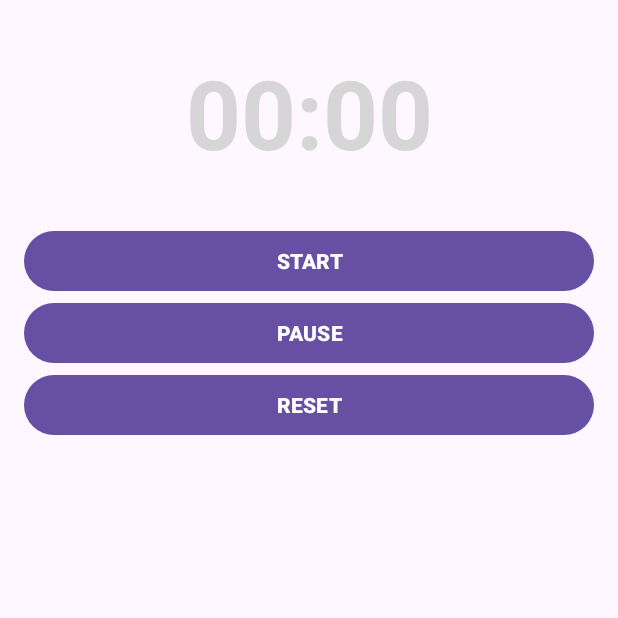
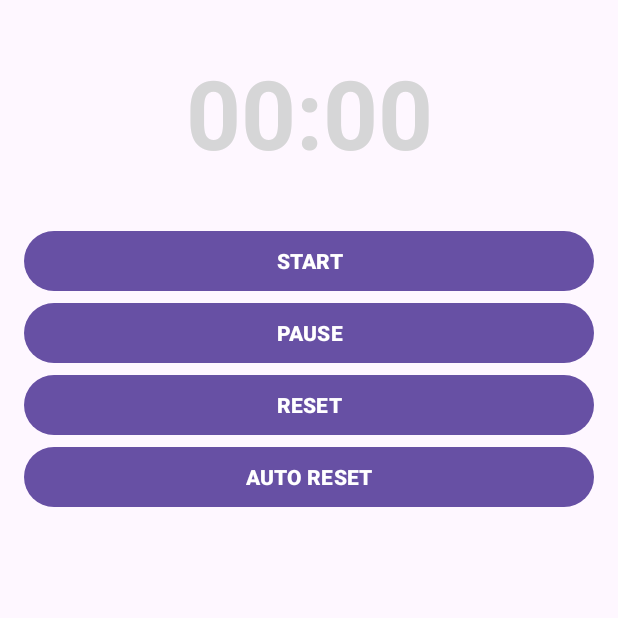
Before and after one commit to Vampirish/timer_android, an Android app: the TimerActivity screen opened directly, with no data from a screen before it, after a tap on "START", on a phone screen of 412 x 824 dp, the top half of it. Run offline under Robolectric (Android 15) with nearby library versions, the phone set to English and light mode, and no system bars.

Commit message:
added autoReset button

```diff
--- a/app/src/main/java/com/kehes/timer/TimerActivity.kt
+++ b/app/src/main/java/com/kehes/timer/TimerActivity.kt
@@ -13,6 +13,7 @@ class TimerActivity : AppCompatActivity() {
     private val countDownInterval: Long = 1000
     private var running: Boolean = false
     private var onPause: Boolean = true
+    private var autoReset: Boolean = false
     private var timeToEnd : Long = 0
 
     override fun onCreate(savedInstanceState: Bundle?) {
@@ -37,6 +38,9 @@ class TimerActivity : AppCompatActivity() {
             resetBtn.setOnClickListener {
                 resetClick()
             }
+            autoResetBtn.setOnClickListener {
+                autoResetClick()
+            }
         }
     }
 
@@ -55,6 +59,11 @@ class TimerActivity : AppCompatActivity() {
 
             override fun onFinish() {
                 binding.timeView.text = "00:00"
+                timeToEnd = 0
+                if (autoReset) {
+                    timeToEnd = originTimeToEnd + 1000
+                    runTimer()
+                }
             }
         }.start()
     }
@@ -83,4 +92,8 @@ class TimerActivity : AppCompatActivity() {
         timeToEnd = originTimeToEnd
         timeView(originTimeToEnd)
     }
+
+    private fun autoResetClick() {
+        autoReset = !autoReset
+    }
 }
--- a/app/src/main/res/layout/activity_timer.xml
+++ b/app/src/main/res/layout/activity_timer.xml
@@ -42,4 +42,13 @@
         android:text="@string/reset"
         android:textAllCaps="true"
         android:textStyle="bold" />
+
+    <com.google.android.material.button.MaterialButton
+        android:id="@+id/auto_reset_btn"
+        android:layout_width="match_parent"
+        android:layout_height="wrap_content"
+        android:layout_marginHorizontal="16dp"
+        android:text="@string/auto_reset"
+        android:textAllCaps="true"
+        android:textStyle="bold" />
 </LinearLayout>
--- a/app/src/main/res/values/strings.xml
+++ b/app/src/main/res/values/strings.xml
@@ -6,4 +6,5 @@
     <string name="start">Start</string>
     <string name="pause">Pause</string>
     <string name="reset">Reset</string>
+    <string name="auto_reset">Auto reset</string>
 </resources>
```
